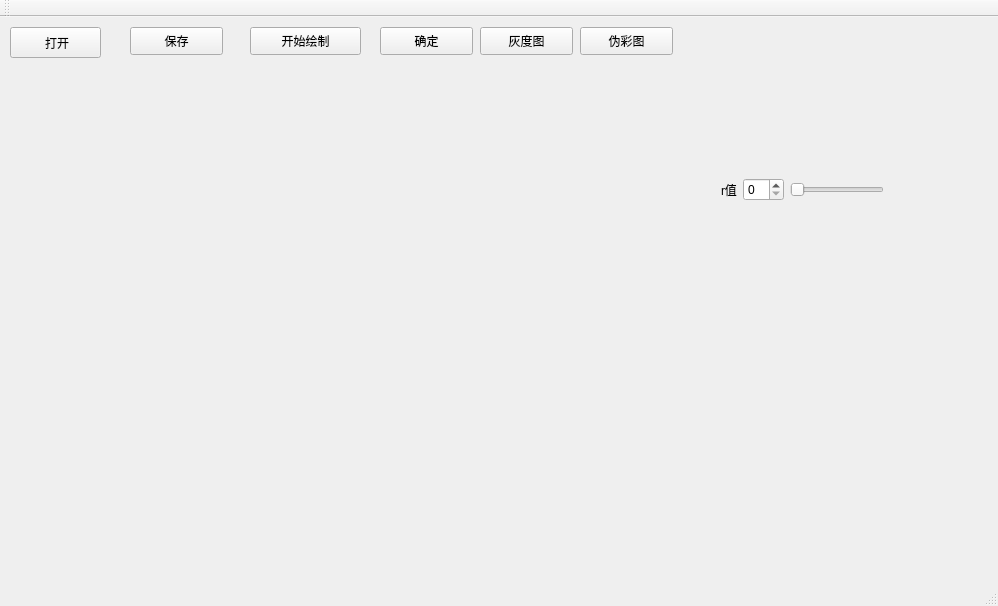
Above: Lab_01.ui from Ceazy-Gentleman/Lab_01 before the change. Below: the same form after it.
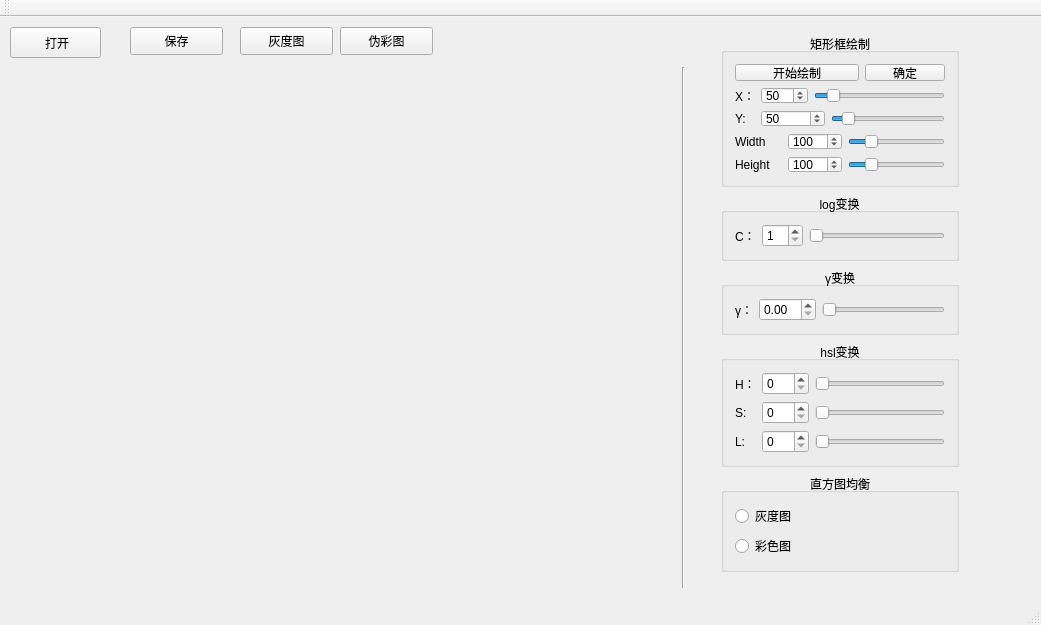
That is the form after the change.

Commit message: 矩形框移动和彩色直方图均衡功能完善

Diff of the .ui file:
```diff
--- a/Lab_01.ui
+++ b/Lab_01.ui
@@ -6,8 +6,8 @@
    <rect>
     <x>0</x>
     <y>0</y>
-    <width>998</width>
-    <height>606</height>
+    <width>1041</width>
+    <height>625</height>
    </rect>
   </property>
   <property name="windowTitle">
@@ -30,10 +30,10 @@
    <widget class="QLabel" name="unIabel">
     <property name="geometry">
      <rect>
-      <x>20</x>
-      <y>180</y>
-      <width>321</width>
-      <height>211</height>
+      <x>50</x>
+      <y>80</y>
+      <width>561</width>
+      <height>431</height>
      </rect>
     </property>
     <property name="text">
@@ -53,23 +53,10 @@
      <string>保存</string>
     </property>
    </widget>
-   <widget class="QPushButton" name="rectangle">
-    <property name="geometry">
-     <rect>
-      <x>250</x>
-      <y>10</y>
-      <width>111</width>
-      <height>28</height>
-     </rect>
-    </property>
-    <property name="text">
-     <string>开始绘制</string>
-    </property>
-   </widget>
    <widget class="QPushButton" name="gray">
     <property name="geometry">
      <rect>
-      <x>480</x>
+      <x>240</x>
       <y>10</y>
       <width>93</width>
       <height>28</height>
@@ -79,23 +66,10 @@
      <string>灰度图</string>
     </property>
    </widget>
-   <widget class="QPushButton" name="checkout">
-    <property name="geometry">
-     <rect>
-      <x>380</x>
-      <y>10</y>
-      <width>93</width>
-      <height>28</height>
-     </rect>
-    </property>
-    <property name="text">
-     <string>确定</string>
-    </property>
-   </widget>
    <widget class="QPushButton" name="pseudo">
     <property name="geometry">
      <rect>
-      <x>580</x>
+      <x>340</x>
       <y>10</y>
       <width>93</width>
       <height>28</height>
@@ -105,35 +79,382 @@
      <string>伪彩图</string>
     </property>
    </widget>
-   <widget class="QWidget" name="log" native="true">
+   <widget class="Line" name="line">
+    <property name="geometry">
+     <rect>
+      <x>673</x>
+      <y>50</y>
+      <width>20</width>
+      <height>521</height>
+     </rect>
+    </property>
+    <property name="orientation">
+     <enum>Qt::Vertical</enum>
+    </property>
+   </widget>
+   <widget class="QWidget" name="widget" native="true">
     <property name="geometry">
      <rect>
       <x>710</x>
-      <y>150</y>
-      <width>185</width>
-      <height>46</height>
+      <y>5</y>
+      <width>260</width>
+      <height>561</height>
      </rect>
     </property>
-    <layout class="QHBoxLayout" name="horizontalLayout">
+    <layout class="QVBoxLayout" name="verticalLayout_2">
      <item>
-      <widget class="QLabel" name="label">
-       <property name="text">
-        <string>r值</string>
+      <widget class="QGroupBox" name="groupBox_5">
+       <property name="title">
+        <string>矩形框绘制</string>
        </property>
+       <property name="alignment">
+        <set>Qt::AlignCenter</set>
+       </property>
+       <layout class="QGridLayout" name="gridLayout_2">
+        <item row="0" column="0" colspan="6">
+         <widget class="QPushButton" name="rectangle">
+          <property name="text">
+           <string>开始绘制</string>
+          </property>
+         </widget>
+        </item>
+        <item row="0" column="6">
+         <widget class="QPushButton" name="checkout">
+          <property name="text">
+           <string>确定</string>
+          </property>
+         </widget>
+        </item>
+        <item row="1" column="0">
+         <widget class="QLabel" name="label_6">
+          <property name="text">
+           <string>X：</string>
+          </property>
+         </widget>
+        </item>
+        <item row="1" column="1" colspan="2">
+         <widget class="QSpinBox" name="X">
+          <property name="maximum">
+           <number>500</number>
+          </property>
+          <property name="value">
+           <number>50</number>
+          </property>
+         </widget>
+        </item>
+        <item row="1" column="3" colspan="4">
+         <widget class="QSlider" name="XhorizontalSlider_2">
+          <property name="maximum">
+           <number>500</number>
+          </property>
+          <property name="value">
+           <number>50</number>
+          </property>
+          <property name="orientation">
+           <enum>Qt::Horizontal</enum>
+          </property>
+         </widget>
+        </item>
+        <item row="2" column="0">
+         <widget class="QLabel" name="label_7">
+          <property name="text">
+           <string>Y:</string>
+          </property>
+         </widget>
+        </item>
+        <item row="2" column="1" colspan="3">
+         <widget class="QSpinBox" name="Y">
+          <property name="maximum">
+           <number>500</number>
+          </property>
+          <property name="value">
+           <number>50</number>
+          </property>
+         </widget>
+        </item>
+        <item row="2" column="4" colspan="3">
+         <widget class="QSlider" name="YhorizontalSlider_3">
+          <property name="maximum">
+           <number>500</number>
+          </property>
+          <property name="value">
+           <number>50</number>
+          </property>
+          <property name="orientation">
+           <enum>Qt::Horizontal</enum>
+          </property>
+         </widget>
+        </item>
+        <item row="3" column="0" colspan="2">
+         <widget class="QLabel" name="label_8">
+          <property name="text">
+           <string>Width</string>
+          </property>
+         </widget>
+        </item>
+        <item row="3" column="2" colspan="3">
+         <widget class="QSpinBox" name="Width">
+          <property name="maximum">
+           <number>500</number>
+          </property>
+          <property name="value">
+           <number>100</number>
+          </property>
+         </widget>
+        </item>
+        <item row="3" column="5" colspan="2">
+         <widget class="QSlider" name="WidthhorizontalSlider_4">
+          <property name="maximum">
+           <number>500</number>
+          </property>
+          <property name="value">
+           <number>100</number>
+          </property>
+          <property name="orientation">
+           <enum>Qt::Horizontal</enum>
+          </property>
+         </widget>
+        </item>
+        <item row="4" column="0" colspan="2">
+         <widget class="QLabel" name="label_9">
+          <property name="text">
+           <string>Height</string>
+          </property>
+         </widget>
+        </item>
+        <item row="4" column="2" colspan="3">
+         <widget class="QSpinBox" name="Height">
+          <property name="maximum">
+           <number>500</number>
+          </property>
+          <property name="value">
+           <number>100</number>
+          </property>
+         </widget>
+        </item>
+        <item row="4" column="5" colspan="2">
+         <widget class="QSlider" name="HeighthorizontalSlider_5">
+          <property name="maximum">
+           <number>500</number>
+          </property>
+          <property name="value">
+           <number>99</number>
+          </property>
+          <property name="orientation">
+           <enum>Qt::Horizontal</enum>
+          </property>
+         </widget>
+        </item>
+       </layout>
       </widget>
      </item>
      <item>
-      <widget class="QSpinBox" name="spinBox1">
-       <property name="value">
-        <number>0</number>
+      <widget class="QGroupBox" name="groupBox_2">
+       <property name="title">
+        <string>log变换</string>
        </property>
+       <property name="alignment">
+        <set>Qt::AlignCenter</set>
+       </property>
+       <property name="flat">
+        <bool>true</bool>
+       </property>
+       <layout class="QHBoxLayout" name="horizontalLayout_3">
+        <item>
+         <widget class="QLabel" name="label">
+          <property name="text">
+           <string>C：</string>
+          </property>
+         </widget>
+        </item>
+        <item>
+         <widget class="QSpinBox" name="spinBox1">
+          <property name="minimum">
+           <number>1</number>
+          </property>
+          <property name="singleStep">
+           <number>1</number>
+          </property>
+          <property name="stepType">
+           <enum>QAbstractSpinBox::DefaultStepType</enum>
+          </property>
+          <property name="value">
+           <number>1</number>
+          </property>
+         </widget>
+        </item>
+        <item>
+         <widget class="QSlider" name="horizontalSlider1">
+          <property name="orientation">
+           <enum>Qt::Horizontal</enum>
+          </property>
+         </widget>
+        </item>
+       </layout>
       </widget>
      </item>
      <item>
-      <widget class="QSlider" name="horizontalSlider1">
-       <property name="orientation">
-        <enum>Qt::Horizontal</enum>
+      <widget class="QGroupBox" name="groupBox">
+       <property name="title">
+        <string>γ变换</string>
        </property>
+       <property name="alignment">
+        <set>Qt::AlignCenter</set>
+       </property>
+       <property name="flat">
+        <bool>true</bool>
+       </property>
+       <layout class="QHBoxLayout" name="horizontalLayout_2">
+        <item>
+         <widget class="QLabel" name="label_2">
+          <property name="text">
+           <string>γ：</string>
+          </property>
+         </widget>
+        </item>
+        <item>
+         <widget class="QDoubleSpinBox" name="doubleSpinBox">
+          <property name="singleStep">
+           <double>0.100000000000000</double>
+          </property>
+         </widget>
+        </item>
+        <item>
+         <widget class="QSlider" name="horizontalSlider">
+          <property name="value">
+           <number>0</number>
+          </property>
+          <property name="orientation">
+           <enum>Qt::Horizontal</enum>
+          </property>
+         </widget>
+        </item>
+       </layout>
+      </widget>
+     </item>
+     <item>
+      <widget class="QGroupBox" name="groupBox_3">
+       <property name="title">
+        <string>hsl变换</string>
+       </property>
+       <property name="alignment">
+        <set>Qt::AlignCenter</set>
+       </property>
+       <property name="flat">
+        <bool>true</bool>
+       </property>
+       <layout class="QGridLayout" name="gridLayout">
+        <item row="0" column="0">
+         <widget class="QLabel" name="label_3">
+          <property name="text">
+           <string>H：</string>
+          </property>
+         </widget>
+        </item>
+        <item row="0" column="1">
+         <widget class="QSpinBox" name="HspinBox">
+          <property name="maximum">
+           <number>360</number>
+          </property>
+         </widget>
+        </item>
+        <item row="0" column="2">
+         <widget class="QSlider" name="HhorizontalSlider_2">
+          <property name="maximum">
+           <number>360</number>
+          </property>
+          <property name="orientation">
+           <enum>Qt::Horizontal</enum>
+          </property>
+         </widget>
+        </item>
+        <item row="1" column="0">
+         <widget class="QLabel" name="label_4">
+          <property name="text">
+           <string>S:</string>
+          </property>
+         </widget>
+        </item>
+        <item row="1" column="1">
+         <widget class="QSpinBox" name="SspinBox_2">
+          <property name="minimum">
+           <number>0</number>
+          </property>
+          <property name="maximum">
+           <number>100</number>
+          </property>
+          <property name="value">
+           <number>0</number>
+          </property>
+         </widget>
+        </item>
+        <item row="1" column="2">
+         <widget class="QSlider" name="ShorizontalSlider_3">
+          <property name="maximum">
+           <number>100</number>
+          </property>
+          <property name="orientation">
+           <enum>Qt::Horizontal</enum>
+          </property>
+         </widget>
+        </item>
+        <item row="2" column="0">
+         <widget class="QLabel" name="label_5">
+          <property name="text">
+           <string>L:</string>
+          </property>
+         </widget>
+        </item>
+        <item row="2" column="1">
+         <widget class="QSpinBox" name="LspinBox_3">
+          <property name="minimum">
+           <number>0</number>
+          </property>
+          <property name="maximum">
+           <number>100</number>
+          </property>
+          <property name="value">
+           <number>0</number>
+          </property>
+         </widget>
+        </item>
+        <item row="2" column="2">
+         <widget class="QSlider" name="LhorizontalSlider_4">
+          <property name="maximum">
+           <number>100</number>
+          </property>
+          <property name="orientation">
+           <enum>Qt::Horizontal</enum>
+          </property>
+         </widget>
+        </item>
+       </layout>
+      </widget>
+     </item>
+     <item>
+      <widget class="QGroupBox" name="groupBox_4">
+       <property name="title">
+        <string>直方图均衡</string>
+       </property>
+       <property name="alignment">
+        <set>Qt::AlignCenter</set>
+       </property>
+       <layout class="QVBoxLayout" name="verticalLayout">
+        <item>
+         <widget class="QRadioButton" name="radioButton">
+          <property name="text">
+           <string>灰度图</string>
+          </property>
+         </widget>
+        </item>
+        <item>
+         <widget class="QRadioButton" name="radioButton_2">
+          <property name="text">
+           <string>彩色图</string>
+          </property>
+         </widget>
+        </item>
+       </layout>
       </widget>
      </item>
     </layout>
```
Left out of the diff: 373 changed lines with no effect on the pictures. The commit also changes 2 other files.
